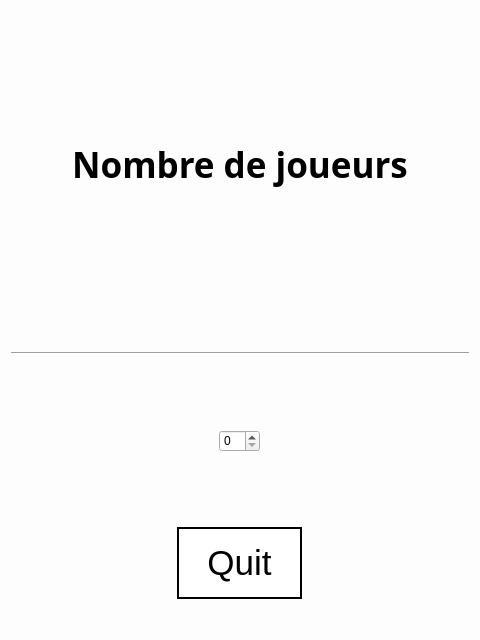
Above: SporzOBC-WAL/code/resources/player_select.ui from Eben-Epi/SporzOBC before the change. Below: the same form after it.
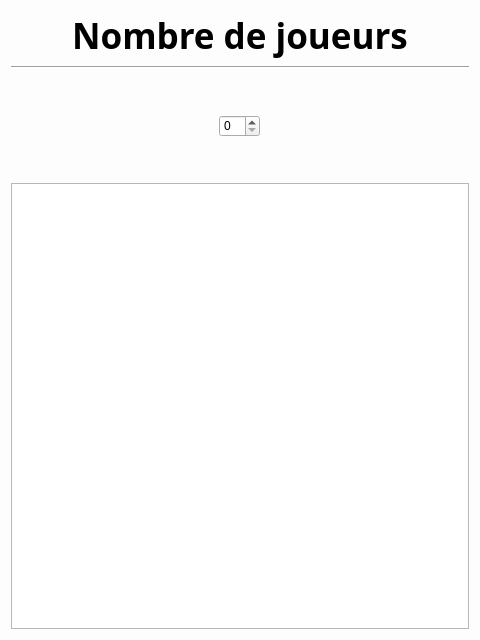
That is the form after the change. Custom widgets are drawn as their Qt base class.

Commit message: Added PlayerNameList Refactored GameUiModel to GameUiWidget ADD getPlayerNames method to gameLogicManager

The edit to the form file:
```diff
--- a/SporzOBC-WAL/code/resources/player_select.ui
+++ b/SporzOBC-WAL/code/resources/player_select.ui
@@ -98,18 +98,8 @@
          </property>
         </spacer>
        </item>
-       <item alignment="Qt::AlignHCenter">
-        <widget class="QPushButton" name="quitButton">
-         <property name="sizePolicy">
-          <sizepolicy hsizetype="Fixed" vsizetype="Fixed">
-           <horstretch>0</horstretch>
-           <verstretch>0</verstretch>
-          </sizepolicy>
-         </property>
-         <property name="text">
-          <string>Quit</string>
-         </property>
-        </widget>
+       <item>
+        <widget class="PlayerNameList" name="playerNameList"/>
        </item>
       </layout>
      </item>
@@ -123,6 +113,11 @@
    <extends>QSpinBox</extends>
    <header>CoreApp/IGraphicalHandler/Widgets/PlayerCountSpinBox.hpp</header>
   </customwidget>
+  <customwidget>
+   <class>PlayerNameList</class>
+   <extends>QListWidget</extends>
+   <header>CoreApp/IGraphicalHandler/Widgets/PlayerNameList.hpp</header>
+  </customwidget>
  </customwidgets>
  <resources/>
  <connections/>
```
The commit also changes 13 other files.
